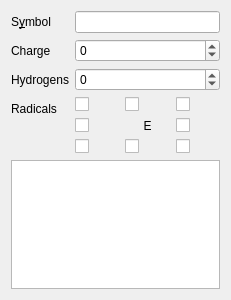
Qt form libmolsketch/atompopup.ui (timvdm/Molsketch) before a commit.
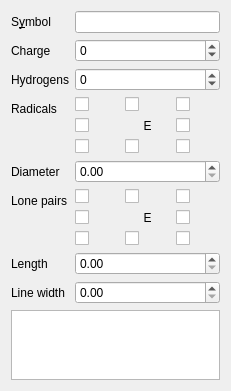
The same form after that commit. Custom widgets are drawn as their Qt base class.

Commit message: Finish basic lone pair integration for atom popup

The edit to the form file:
```diff
--- a/libmolsketch/atompopup.ui
+++ b/libmolsketch/atompopup.ui
@@ -7,7 +7,7 @@
     <x>0</x>
     <y>0</y>
     <width>231</width>
-    <height>300</height>
+    <height>376</height>
    </rect>
   </property>
   <property name="windowTitle">
@@ -61,7 +61,7 @@
      </property>
     </widget>
    </item>
-   <item row="6" column="0" colspan="2">
+   <item row="9" column="0" colspan="2">
     <widget class="Molsketch::CoordinateTableView" name="coordinates"/>
    </item>
    <item row="3" column="0">
@@ -141,6 +141,113 @@
      </item>
     </layout>
    </item>
+   <item row="6" column="1">
+    <layout class="QGridLayout" name="gridLayout_2">
+     <item row="1" column="0">
+      <widget class="QCheckBox" name="leftLonePair">
+       <property name="text">
+        <string/>
+       </property>
+      </widget>
+     </item>
+     <item row="0" column="0">
+      <widget class="QCheckBox" name="topLeftLonePair">
+       <property name="text">
+        <string/>
+       </property>
+      </widget>
+     </item>
+     <item row="0" column="2">
+      <widget class="QCheckBox" name="topRightLonePair">
+       <property name="text">
+        <string/>
+       </property>
+      </widget>
+     </item>
+     <item row="2" column="0">
+      <widget class="QCheckBox" name="bottomLeftLonePair">
+       <property name="text">
+        <string/>
+       </property>
+      </widget>
+     </item>
+     <item row="2" column="2">
+      <widget class="QCheckBox" name="bottomRightLonePair">
+       <property name="text">
+        <string/>
+       </property>
+      </widget>
+     </item>
+     <item row="0" column="1">
+      <widget class="QCheckBox" name="topLonePair">
+       <property name="text">
+        <string/>
+       </property>
+      </widget>
+     </item>
+     <item row="2" column="1">
+      <widget class="QCheckBox" name="bottomLonePair">
+       <property name="text">
+        <string/>
+       </property>
+      </widget>
+     </item>
+     <item row="1" column="2">
+      <widget class="QCheckBox" name="rightLonePair">
+       <property name="text">
+        <string/>
+       </property>
+      </widget>
+     </item>
+     <item row="1" column="1">
+      <widget class="QLabel" name="lonePairLabel">
+       <property name="text">
+        <string>E</string>
+       </property>
+       <property name="alignment">
+        <set>Qt::AlignCenter</set>
+       </property>
+      </widget>
+     </item>
+    </layout>
+   </item>
+   <item row="6" column="0">
+    <widget class="QLabel" name="lonePairsLabel">
+     <property name="text">
+      <string>Lone pairs</string>
+     </property>
+    </widget>
+   </item>
+   <item row="5" column="0">
+    <widget class="QLabel" name="radicalsDiameterLabel">
+     <property name="text">
+      <string>Diameter</string>
+     </property>
+    </widget>
+   </item>
+   <item row="8" column="0">
+    <widget class="QLabel" name="lonePairsLineWidthLabel">
+     <property name="text">
+      <string>Line width</string>
+     </property>
+    </widget>
+   </item>
+   <item row="7" column="0">
+    <widget class="QLabel" name="lonePairsLengthLabel">
+     <property name="text">
+      <string>Length</string>
+     </property>
+    </widget>
+   </item>
+   <item row="5" column="1">
+    <widget class="QDoubleSpinBox" name="radicalsDiameter"/>
+   </item>
+   <item row="7" column="1">
+    <widget class="QDoubleSpinBox" name="lonePairsLength"/>
+   </item>
+   <item row="8" column="1">
+    <widget class="QDoubleSpinBox" name="lonePairsLineWidth"/>
+   </item>
   </layout>
  </widget>
  <customwidgets>
```
Left out of the diff: 169 changed lines with no effect on the pictures. The commit also changes 6 other files.
